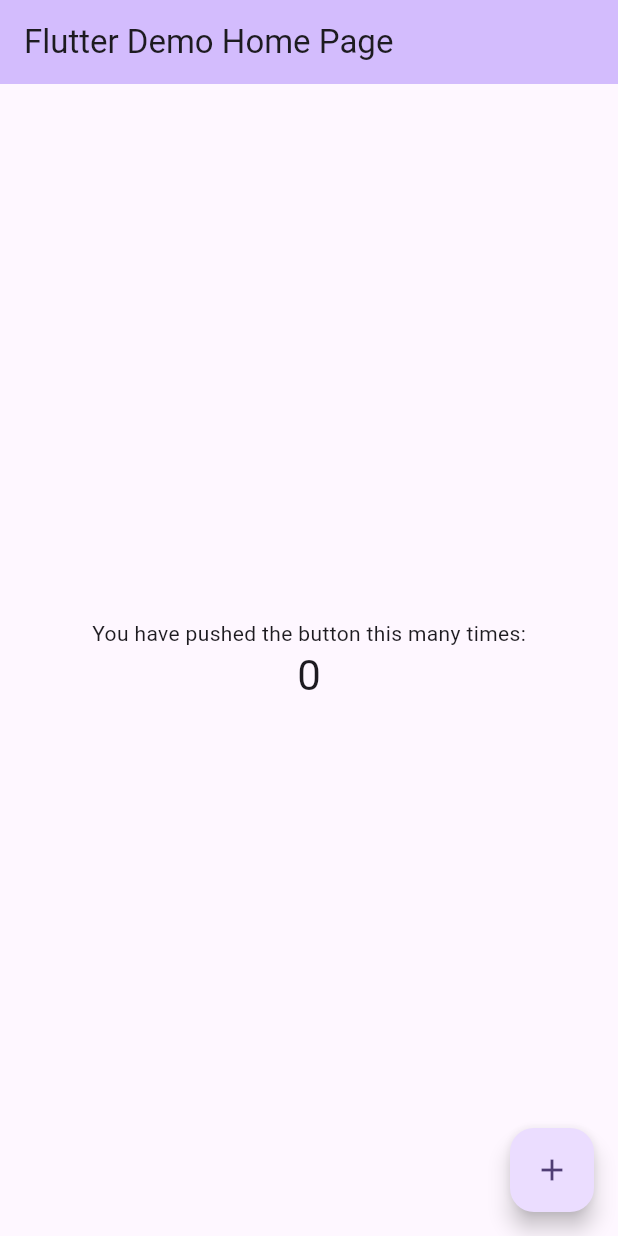
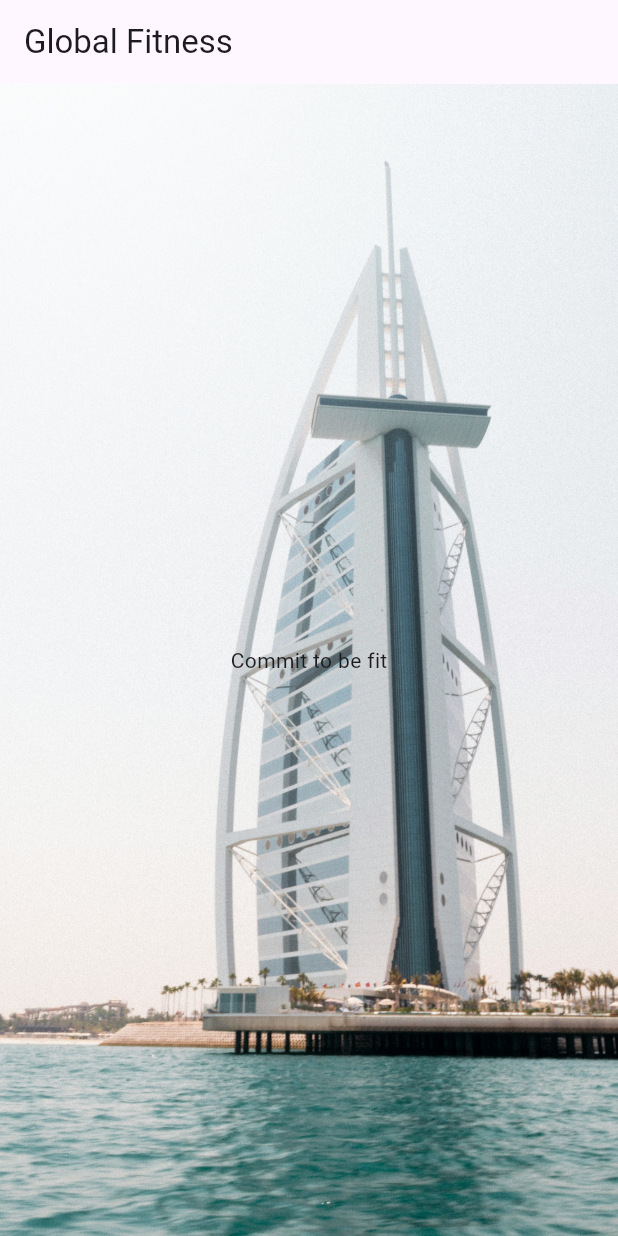
Before and after one commit to hassantarique/flutterLearning, a Flutter app: the screen it shows after launch, on a phone screen of 412 x 824 dp. Run offline on Flutter 3.47's test engine with Material 3 defaults, Android fonts, the light colour scheme and no system bars.

Commit message:
BoXfIT iMAGE

```diff
--- a/globo_mentics/lib/main.dart
+++ b/globo_mentics/lib/main.dart
@@ -1,122 +1,27 @@
 import 'package:flutter/material.dart';
 
 void main() {
-  runApp(const MyApp());
+  runApp(GlobeApp());
 }
 
-class MyApp extends StatelessWidget {
-  const MyApp({super.key});
+class GlobeApp extends StatelessWidget {
+  const GlobeApp({super.key});
 
-  // This widget is the root of your application.
   @override
   Widget build(BuildContext context) {
     return MaterialApp(
-      title: 'Flutter Demo',
-      theme: ThemeData(
-        // This is the theme of your application.
-        //
-        // TRY THIS: Try running your application with "flutter run". You'll see
-        // the application has a purple toolbar. Then, without quitting the app,
-        // try changing the seedColor in the colorScheme below to Colors.green
-        // and then invoke "hot reload" (save your changes or press the "hot
-        // reload" button in a Flutter-supported IDE, or press "r" if you used
-        // the command line to start the app).
-        //
-        // Notice that the counter didn't reset back to zero; the application
-        // state is not lost during the reload. To reset the state, use hot
-        // restart instead.
-        //
-        // This works for code too, not just values: Most code changes can be
-        // tested with just a hot reload.
-        colorScheme: ColorScheme.fromSeed(seedColor: Colors.deepPurple),
+      home: Scaffold(
+        appBar: AppBar(title: Text('Global Fitness')),
+        body: Container(
+          decoration: BoxDecoration(
+            image: DecorationImage(
+              image: AssetImage('assets/DubaiBeach.jpg'),
+              fit: BoxFit.cover,
+            ),
+          ),
+          child: Center(child: Text('Commit to be fit')),
+        ),
       ),
-      home: const MyHomePage(title: 'Flutter Demo Home Page'),
     );
   }
 }
-
-class MyHomePage extends StatefulWidget {
-  const MyHomePage({super.key, required this.title});
-
-  // This widget is the home page of your application. It is stateful, meaning
-  // that it has a State object (defined below) that contains fields that affect
-  // how it looks.
-
-  // This class is the configuration for the state. It holds the values (in this
-  // case the title) provided by the parent (in this case the App widget) and
-  // used by the build method of the State. Fields in a Widget subclass are
-  // always marked "final".
-
-  final String title;
-
-  @override
-  State<MyHomePage> createState() => _MyHomePageState();
-}
-
-class _MyHomePageState extends State<MyHomePage> {
-  int _counter = 0;
-
-  void _incrementCounter() {
-    setState(() {
-      // This call to setState tells the Flutter framework that something has
-      // changed in this State, which causes it to rerun the build method below
-      // so that the display can reflect the updated values. If we changed
-      // _counter without calling setState(), then the build method would not be
-      // called again, and so nothing would appear to happen.
-      _counter++;
-    });
-  }
-
-  @override
-  Widget build(BuildContext context) {
-    // This method is rerun every time setState is called, for instance as done
-    // by the _incrementCounter method above.
-    //
-    // The Flutter framework has been optimized to make rerunning build methods
-    // fast, so that you can just rebuild anything that needs updating rather
-    // than having to individually change instances of widgets.
-    return Scaffold(
-      appBar: AppBar(
-        // TRY THIS: Try changing the color here to a specific color (to
-        // Colors.amber, perhaps?) and trigger a hot reload to see the AppBar
-        // change color while the other colors stay the same.
-        backgroundColor: Theme.of(context).colorScheme.inversePrimary,
-        // Here we take the value from the MyHomePage object that was created by
-        // the App.build method, and use it to set our appbar title.
-        title: Text(widget.title),
-      ),
-      body: Center(
-        // Center is a layout widget. It takes a single child and positions it
-        // in the middle of the parent.
-        child: Column(
-          // Column is also a layout widget. It takes a list of children and
-          // arranges them vertically. By default, it sizes itself to fit its
-          // children horizontally, and tries to be as tall as its parent.
-          //
-          // Column has various properties to control how it sizes itself and
-          // how it positions its children. Here we use mainAxisAlignment to
-          // center the children vertically; the main axis here is the vertical
-          // axis because Columns are vertical (the cross axis would be
-          // horizontal).
-          //
-          // TRY THIS: Invoke "debug painting" (choose the "Toggle Debug Paint"
-          // action in the IDE, or press "p" in the console), to see the
-          // wireframe for each widget.
-          mainAxisAlignment: MainAxisAlignment.center,
-          children: <Widget>[
-            const Text('You have pushed the button this many times:'),
-            Text(
-              '$_counter',
-              style: Theme.of(context).textTheme.headlineMedium,
-            ),
-          ],
-        ),
-      ),
-      floatingActionButton: FloatingActionButton(
-        onPressed: _incrementCounter,
-        tooltip: 'Increment',
-        child: const Icon(Icons.add),
-      ), // This trailing comma makes auto-formatting nicer for build methods.
-    );
-  }
-}
--- a/globo_mentics/pubspec.yaml
+++ b/globo_mentics/pubspec.yaml
@@ -58,8 +58,8 @@ flutter:
   uses-material-design: true
 
   # To add assets to your application, add an assets section, like this:
-  # assets:
-  #   - images/a_dot_burr.jpeg
+  assets:
+    - assets/
   #   - images/a_dot_ham.jpeg
 
   # An image asset can refer to one or more resolution-specific "variants", see
```
Also changed, not shown: globo_mentics/assets/DubaiBeach.jpg (added).
